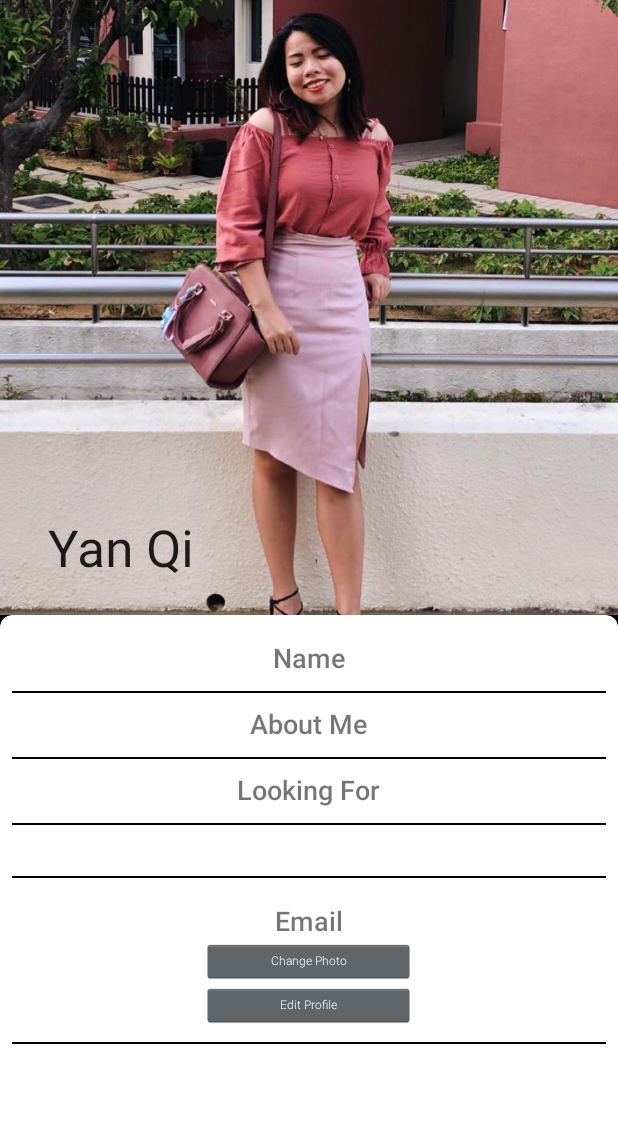
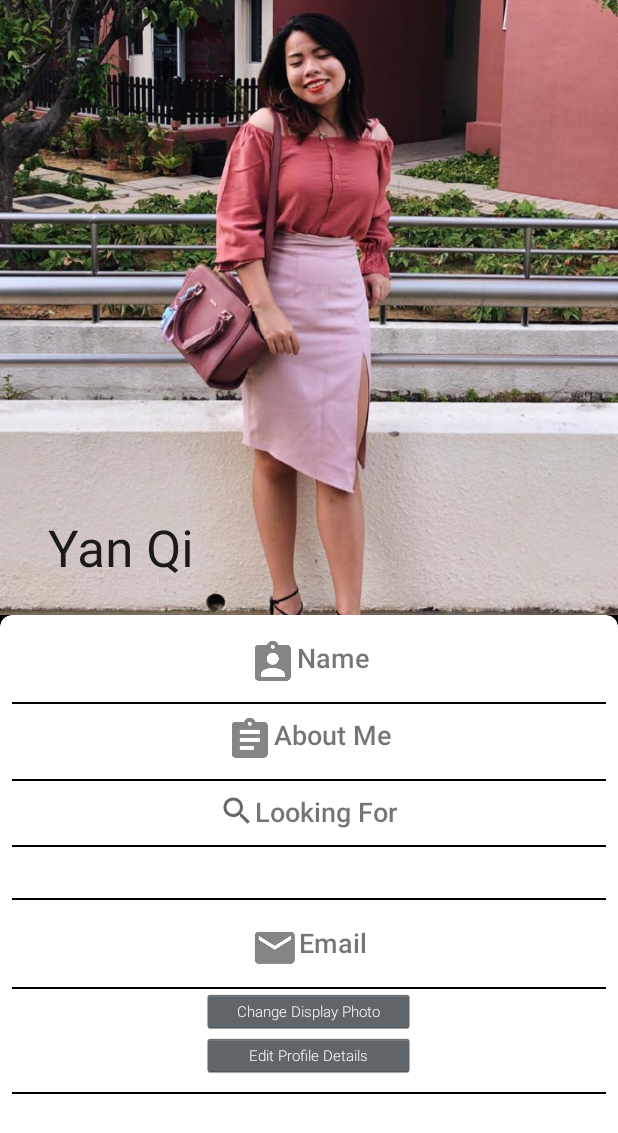
Before and after one commit to ShawnGoh/Amigo-Project, an Android app: the layout fragment_profile.xml on its own in the app's theme, with its tools: preview values and no code run, on a phone screen of 412 x 824 dp. Shown: the top 1133 px of the screen. Run offline under Robolectric (Android 15) with nearby library versions, the phone set to English and light mode, and no system bars.

Commit message:
updated set up profile pages

```diff
--- a/app/src/main/java/com/example/infosys1d_amigoproject/profilemanagement/profilefragment.java
+++ b/app/src/main/java/com/example/infosys1d_amigoproject/profilemanagement/profilefragment.java
@@ -138,7 +138,7 @@ public class profilefragment extends Fragment {
 
                     Project project = postSnapshot.getValue(Project.class);
                     for (String userID: project.getUsersinProject()){
-                        if (firebaseMethods.getUserData(snapshot).getUsersprivate().getUser_id() == userID){
+                        if (firebaseMethods.getUserData(snapshot).getUsersprivate().getUser_id() != userID){
                         System.out.println(project.getThumbnail());
                         projectList.add(project);}}
 
--- a/app/src/main/res/layout/fragment_profile.xml
+++ b/app/src/main/res/layout/fragment_profile.xml
@@ -64,7 +64,7 @@
                 android:orientation="vertical">
 
                 <TextView
-
+                    android:drawableLeft="@drawable/ic_display_name"
                     android:id="@+id/profilenametextview"
                     android:layout_width="wrap_content"
                     android:layout_height="wrap_content"
@@ -83,9 +83,8 @@
                     android:background="@color/black"
                     android:layout_marginTop="10dp"/>
 
-                amrish sandhu, [01.12.20 11:41]
                 <TextView
-
+                    android:drawableLeft="@drawable/ic_description"
                     android:id="@+id/profileaboutmetextview"
                     android:layout_width="wrap_content"
                     android:layout_height="wrap_content"
@@ -105,7 +104,7 @@
                     android:layout_marginTop="10dp"/>
 
                 <TextView
-
+                    android:drawableLeft="@drawable/ic_explore"
                     android:id="@+id/profilelookingfortextview"
                     android:layout_width="wrap_content"
                     android:layout_height="wrap_content"
@@ -155,7 +154,7 @@
 
 
                 <TextView
-
+                    android:drawableLeft="@drawable/ic_email"
                     android:id="@+id/profileemailtextview"
                     android:layout_width="wrap_content"
                     android:layout_height="wrap_content"
@@ -167,13 +166,19 @@
                     app:layout_constraintEnd_toEndOf="@+id/profilecurrentprojectstextview"
                     app:layout_constraintStart_toStartOf="@+id/profilecurrentprojectstextview"
                     app:layout_constraintTop_toBottomOf="@+id/profilecurrentprojectstextview" />
+
+                <View
+                    android:layout_width="match_parent"
+                    android:layout_height="1dp"
+                    android:background="@color/black"
+                    android:layout_marginTop="10dp"/>
                 <Button
                     android:id="@+id/button2"
                     android:layout_width="142dp"
                     android:layout_height="29dp"
                     android:layout_gravity="center"
-                    android:text="Change Photo"
-                    android:textSize="8sp"
+                    android:text="Change Display Photo"
+                    android:textSize="10sp"
                     app:layout_constraintEnd_toEndOf="@+id/profileemailtextview"
                     app:layout_constraintStart_toStartOf="@+id/profileemailtextview"
                     app:layout_constraintTop_toBottomOf="@+id/profileemailtextview" />
@@ -182,8 +187,8 @@
                     android:layout_width="142dp"
                     android:layout_height="29dp"
                     android:layout_gravity="center"
-                    android:text="Edit Profile"
-                    android:textSize="8sp"
+                    android:text="Edit Profile Details"
+                    android:textSize="10sp"
                     app:layout_constraintEnd_toEndOf="@+id/profileemailtextview"
                     app:layout_constraintStart_toStartOf="@+id/profileemailtextview"
                     app:layout_constraintTop_toBottomOf="@+id/profileemailtextview" />
@@ -195,6 +200,7 @@
                     android:background="@color/black"
                     android:layout_marginTop="10dp"
                     android:id="@+id/undercurrentprojects"/>
+
                 <LinearLayout
                     android:layout_width="match_parent"
                     android:layout_height="300dp">
@@ -212,12 +218,12 @@
                     app:layout_constraintTop_toBottomOf="@id/appBarLayout"
                     app:layout_constraintEnd_toEndOf="parent"
                     app:layout_constraintStart_toStartOf="parent"/>
-                </LinearLayout>
+
+
                 </LinearLayout>
 
 
-
-
+            </LinearLayout>
 
 
         </androidx.cardview.widget.CardView>
```
